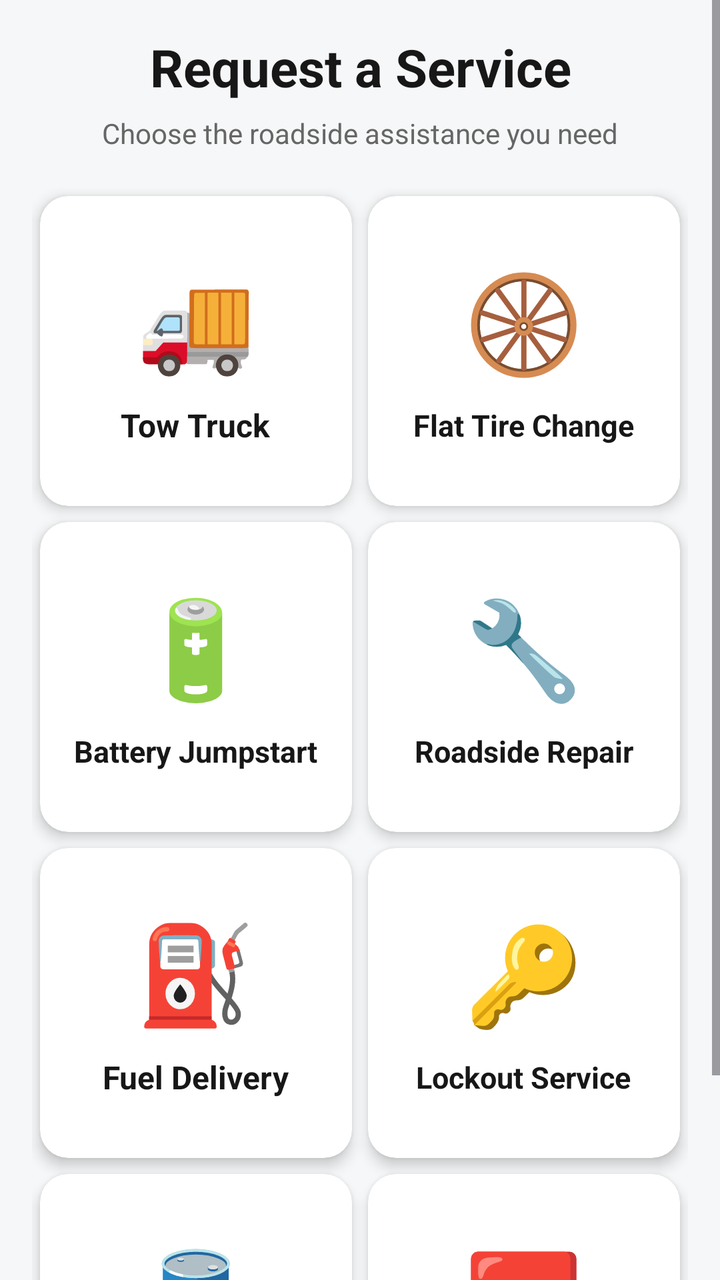
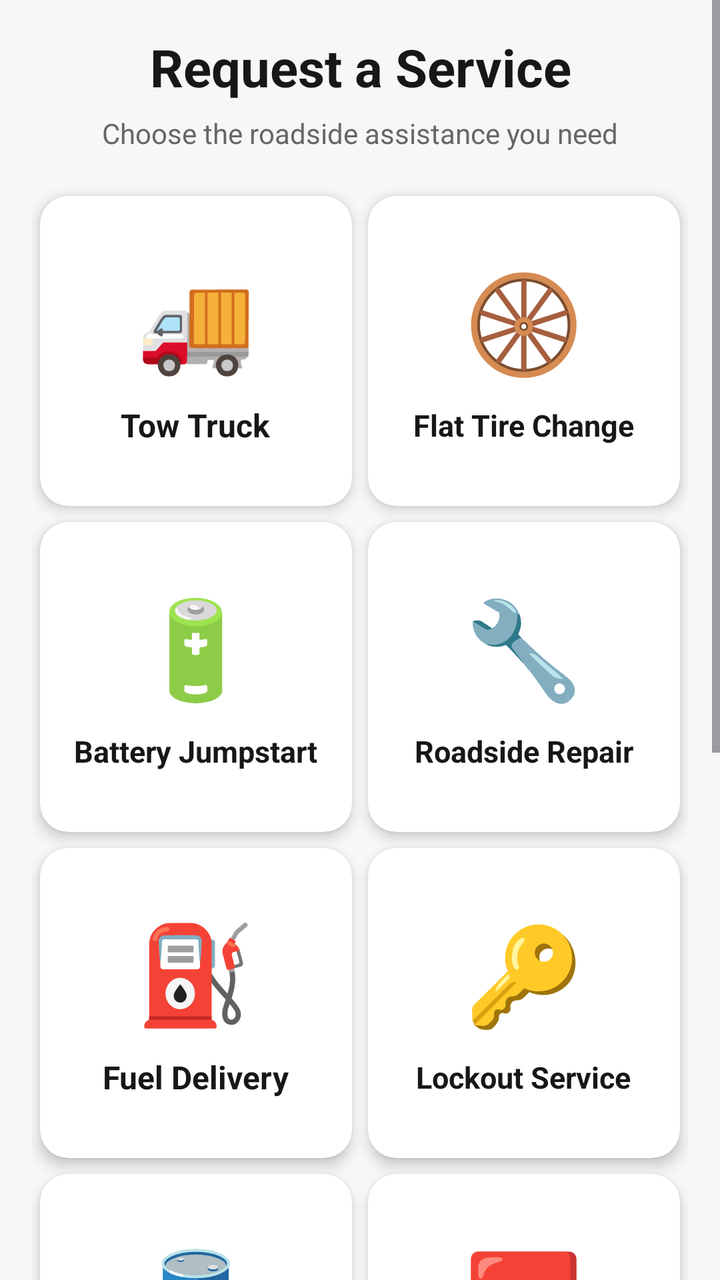

Two renders of the same Android screen: before a commit and after it. Below are the layout's source before the change and the commit's diff.
<!-- AndroidManifest.xml: application theme Theme.RoadSideAssistance -->
<!-- res/layout/activity_services.xml -->
<?xml version="1.0" encoding="utf-8"?>
<ScrollView xmlns:android="http://schemas.android.com/apk/res/android"
    xmlns:app="http://schemas.android.com/apk/res-auto"
    android:layout_width="match_parent"
    android:layout_height="match_parent"
    android:fitsSystemWindows="true"
    android:background="#F5F7F8"
    android:fillViewport="true">

    <LinearLayout
        android:layout_width="match_parent"
        android:layout_height="wrap_content"
        android:orientation="vertical"
        android:padding="16dp">

        <TextView
            android:layout_width="match_parent"
            android:layout_height="wrap_content"
            android:text="Request a Service"
            android:gravity="center"
            android:textColor="#171717"
            android:textSize="26sp"
            android:textStyle="bold" />

        <TextView
            android:layout_width="match_parent"
            android:layout_height="wrap_content"
            android:layout_marginTop="6dp"
            android:layout_marginBottom="18dp"
            android:gravity="center"
            android:text="Choose the roadside assistance you need"
            android:textColor="#666666"
            android:textSize="14sp" />

        <GridLayout
            android:layout_width="match_parent"
            android:layout_height="wrap_content"
            android:alignmentMode="alignMargins"
            android:columnCount="2"
            android:useDefaultMargins="true">

            <androidx.cardview.widget.CardView
                android:id="@+id/cardTowTruck"
                android:layout_width="0dp"
                android:layout_height="155dp"
                android:layout_columnWeight="1"
                app:cardCornerRadius="14dp"
                app:cardElevation="4dp">

                <LinearLayout
                    android:layout_width="match_parent"
                    android:layout_height="match_parent"
                    android:gravity="center"
                    android:orientation="vertical"
                    android:padding="12dp">

                    <TextView
                        android:layout_width="wrap_content"
                        android:layout_height="wrap_content"
                        android:text="🚚"
                        android:textSize="48sp" />

                    <TextView
                        android:layout_width="wrap_content"
                        android:layout_height="wrap_content"
                        android:layout_marginTop="10dp"
                        android:text="Tow Truck"
                        android:textColor="#171717"
                        android:textSize="16sp"
                        android:textStyle="bold" />
                </LinearLayout>
            </androidx.cardview.widget.CardView>

            <androidx.cardview.widget.CardView
                android:id="@+id/cardFlatTire"
                android:layout_width="0dp"
                android:layout_height="155dp"
                android:layout_columnWeight="1"
                app:cardCornerRadius="14dp"
                app:cardElevation="4dp">

                <LinearLayout
                    android:layout_width="match_parent"
                    android:layout_height="match_parent"
                    android:gravity="center"
                    android:orientation="vertical"
                    android:padding="12dp">

                    <TextView
                        android:layout_width="wrap_content"
                        android:layout_height="wrap_content"
                        android:text="🛞"
                        android:textSize="48sp" />

                    <TextView
                        android:layout_width="wrap_content"
                        android:layout_height="wrap_content"
                        android:layout_marginTop="10dp"
                        android:text="Flat Tire Change"
                        android:textColor="#171717"
                        android:textSize="15sp"
                        android:textStyle="bold" />
                </LinearLayout>
            </androidx.cardview.widget.CardView>

            <androidx.cardview.widget.CardView
                android:id="@+id/cardBattery"
                android:layout_width="0dp"
                android:layout_height="155dp"
                android:layout_columnWeight="1"
                app:cardCornerRadius="14dp"
                app:cardElevation="4dp">

                <LinearLayout
                    android:layout_width="match_parent"
                    android:layout_height="match_parent"
                    android:gravity="center"
                    android:orientation="vertical"
                    android:padding="12dp">

                    <TextView
                        android:layout_width="wrap_content"
                        android:layout_height="wrap_content"
                        android:text="🔋"
                        android:textSize="48sp" />

                    <TextView
                        android:layout_width="wrap_content"
                        android:layout_height="wrap_content"
                        android:layout_marginTop="10dp"
                        android:text="Battery Jumpstart"
                        android:textColor="#171717"
                        android:textSize="15sp"
                        android:textStyle="bold" />
                </LinearLayout>
            </androidx.cardview.widget.CardView>

            <androidx.cardview.widget.CardView
                android:id="@+id/cardRepair"
                android:layout_width="0dp"
                android:layout_height="155dp"
                android:layout_columnWeight="1"
                app:cardCornerRadius="14dp"
                app:cardElevation="4dp">

                <LinearLayout
                    android:layout_width="match_parent"
                    android:layout_height="match_parent"
                    android:gravity="center"
                    android:orientation="vertical"
                    android:padding="12dp">

                    <TextView
                        android:layout_width="wrap_content"
                        android:layout_height="wrap_content"
                        android:text="🔧"
                        android:textSize="48sp" />

                    <TextView
                        android:layout_width="wrap_content"
                        android:layout_height="wrap_content"
                        android:layout_marginTop="10dp"
                        android:text="Roadside Repair"
                        android:textColor="#171717"
                        android:textSize="15sp"
                        android:textStyle="bold" />
                </LinearLayout>
            </androidx.cardview.widget.CardView>

            <androidx.cardview.widget.CardView
                android:id="@+id/cardFuel"
                android:layout_width="0dp"
                android:layout_height="155dp"
                android:layout_columnWeight="1"
                app:cardCornerRadius="14dp"
                app:cardElevation="4dp">

                <LinearLayout
                    android:layout_width="match_parent"
                    android:layout_height="match_parent"
                    android:gravity="center"
                    android:orientation="vertical"
                    android:padding="12dp">

                    <TextView
                        android:layout_width="wrap_content"
                        android:layout_height="wrap_content"
                        android:text="⛽"
                        android:textSize="48sp" />

                    <TextView
                        android:layout_width="wrap_content"
                        android:layout_height="wrap_content"
                        android:layout_marginTop="10dp"
                        android:text="Fuel Delivery"
                        android:textColor="#171717"
                        android:textSize="16sp"
                        android:textStyle="bold" />
                </LinearLayout>
            </androidx.cardview.widget.CardView>

            <androidx.cardview.widget.CardView
                android:id="@+id/cardLockout"
                android:layout_width="0dp"
                android:layout_height="155dp"
                android:layout_columnWeight="1"
                app:cardCornerRadius="14dp"
                app:cardElevation="4dp">

                <LinearLayout
                    android:layout_width="match_parent"
                    android:layout_height="match_parent"
                    android:gravity="center"
                    android:orientation="vertical"
                    android:padding="12dp">

                    <TextView
                        android:layout_width="wrap_content"
                        android:layout_height="wrap_content"
                        android:text="🔑"
                        android:textSize="48sp" />

                    <TextView
                        android:layout_width="wrap_content"
                        android:layout_height="wrap_content"
                        android:layout_marginTop="10dp"
                        android:text="Lockout Service"
                        android:textColor="#171717"
                        android:textSize="15sp"
                        android:textStyle="bold" />
                </LinearLayout>
            </androidx.cardview.widget.CardView>

            <androidx.cardview.widget.CardView
                android:id="@+id/cardOil"
                android:layout_width="0dp"
                android:layout_height="155dp"
                android:layout_columnWeight="1"
                app:cardCornerRadius="14dp"
                app:cardElevation="4dp">

                <LinearLayout
                    android:layout_width="match_parent"
                    android:layout_height="match_parent"
                    android:gravity="center"
                    android:orientation="vertical"
                    android:padding="12dp">

                    <TextView
                        android:layout_width="wrap_content"
                        android:layout_height="wrap_content"
                        android:text="🛢️"
                        android:textSize="48sp" />

                    <TextView
                        android:layout_width="wrap_content"
                        android:layout_height="wrap_content"
                        android:layout_marginTop="10dp"
                        android:text="Oil Delivery"
                        android:textColor="#171717"
                        android:textSize="16sp"
                        android:textStyle="bold" />
                </LinearLayout>
            </androidx.cardview.widget.CardView>

            <androidx.cardview.widget.CardView
                android:id="@+id/cardGeneral"
                android:layout_width="0dp"
                android:layout_height="155dp"
                android:layout_columnWeight="1"
                app:cardCornerRadius="14dp"
                app:cardElevation="4dp">

                <LinearLayout
                    android:layout_width="match_parent"
                    android:layout_height="match_parent"
                    android:gravity="center"
                    android:orientation="vertical"
                    android:padding="12dp">

                    <TextView
                        android:layout_width="wrap_content"
                        android:layout_height="wrap_content"
                        android:text="🆘"
                        android:textSize="48sp" />

                    <TextView
                        android:layout_width="wrap_content"
                        android:layout_height="wrap_content"
                        android:layout_marginTop="10dp"
                        android:text="General Assistance"
                        android:textColor="#171717"
                        android:textSize="14sp"
                        android:textStyle="bold" />
                </LinearLayout>
            </androidx.cardview.widget.CardView>

        </GridLayout>
    </LinearLayout>
</ScrollView>
<!-- resources referenced by this layout -->
<resources>
  <style name="Theme.RoadSideAssistance" parent="Base.Theme.RoadSideAssistance" />
  <style name="Base.Theme.RoadSideAssistance" parent="Theme.Material3.DayNight.NoActionBar">
  
          <item name="colorPrimary">#14F500</item>
          <item name="colorSecondary">#14F500</item>
          <item name="colorControlActivated">#14F500</item>
  
      </style>
</resources>

<!-- the commit's change to res/layout/activity_services.xml (unified diff, before → after) -->
@@ -295,6 +295,102 @@
                 </LinearLayout>
             </androidx.cardview.widget.CardView>
 
+            <androidx.cardview.widget.CardView
+                android:id="@+id/cardGeneralService"
+                android:layout_width="0dp"
+                android:layout_height="155dp"
+                android:layout_columnWeight="1"
+                app:cardCornerRadius="14dp"
+                app:cardElevation="4dp">
+
+                <LinearLayout
+                    android:layout_width="match_parent"
+                    android:layout_height="match_parent"
+                    android:gravity="center"
+                    android:orientation="vertical"
+                    android:padding="12dp">
+
+                    <TextView
+                        android:layout_width="wrap_content"
+                        android:layout_height="wrap_content"
+                        android:text="🧰"
+                        android:textSize="48sp" />
+
+                    <TextView
+                        android:layout_width="wrap_content"
+                        android:layout_height="wrap_content"
+                        android:layout_marginTop="10dp"
+                        android:text="General Service"
+                        android:textColor="#171717"
+                        android:textSize="16sp"
+                        android:textStyle="bold" />
+                </LinearLayout>
+            </androidx.cardview.widget.CardView>
+
+            <androidx.cardview.widget.CardView
+                android:id="@+id/cardAnnualService"
+                android:layout_width="0dp"
+                android:layout_height="155dp"
+                android:layout_columnWeight="1"
+                app:cardCornerRadius="14dp"
+                app:cardElevation="4dp">
+
+                <LinearLayout
+                    android:layout_width="match_parent"
+                    android:layout_height="match_parent"
+                    android:gravity="center"
+                    android:orientation="vertical"
+                    android:padding="12dp">
+
+                    <TextView
+                        android:layout_width="wrap_content"
+                        android:layout_height="wrap_content"
+                        android:text="📅"
+                        android:textSize="48sp" />
+
+                    <TextView
+                        android:layout_width="wrap_content"
+                        android:layout_height="wrap_content"
+                        android:layout_marginTop="10dp"
+                        android:text="Annual Service"
+                        android:textColor="#171717"
+                        android:textSize="16sp"
+                        android:textStyle="bold" />
+                </LinearLayout>
+            </androidx.cardview.widget.CardView>
+
+            <androidx.cardview.widget.CardView
+                android:id="@+id/cardInspection"
+                android:layout_width="0dp"
+                android:layout_height="155dp"
+                android:layout_columnWeight="1"
+                app:cardCornerRadius="14dp"
+                app:cardElevation="4dp">
+
+                <LinearLayout
+                    android:layout_width="match_parent"
+                    android:layout_height="match_parent"
+                    android:gravity="center"
+                    android:orientation="vertical"
+                    android:padding="12dp">
+
+                    <TextView
+                        android:layout_width="wrap_content"
+                        android:layout_height="wrap_content"
+                        android:text="🔍"
+                        android:textSize="48sp" />
+
+                    <TextView
+                        android:layout_width="wrap_content"
+                        android:layout_height="wrap_content"
+                        android:layout_marginTop="10dp"
+                        android:text="Inspection"
+                        android:textColor="#171717"
+                        android:textSize="16sp"
+                        android:textStyle="bold" />
+                </LinearLayout>
+            </androidx.cardview.widget.CardView>
+
         </GridLayout>
     </LinearLayout>
 </ScrollView>
